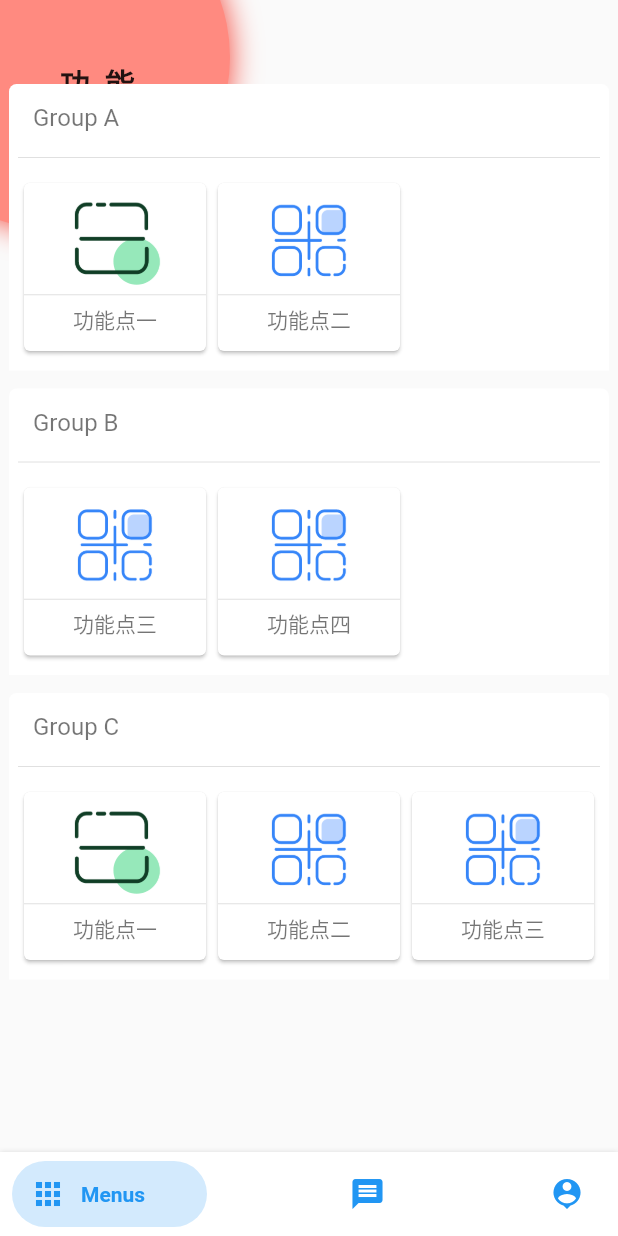
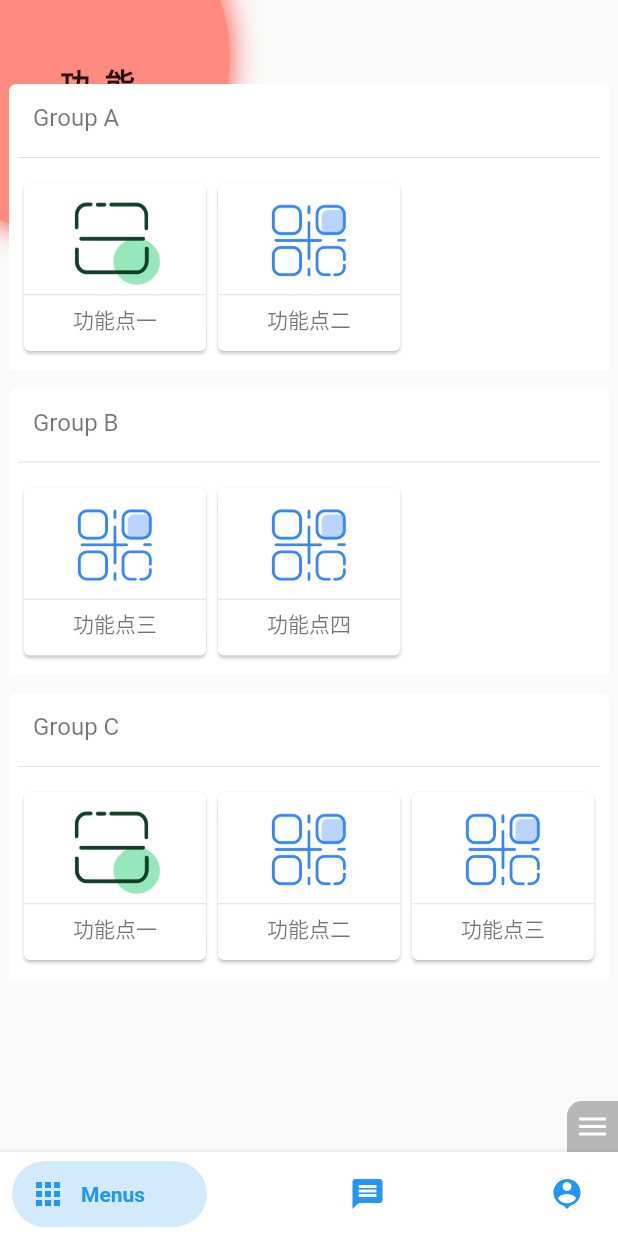
Before and after one commit to HunterVillage/basic_engine, a Flutter app: the HomePage screen opened by its route, on a phone screen of 412 x 824 dp. Run offline on Flutter 3.47's test engine with Material 2 defaults, Android fonts, the phone set to English and light mode, and no system bars; our stand-ins replace dio, flutter_local_notifications, rxdart, shared_preferences; missing offline and left inert: vibrate; accounts and stored records are empty; network calls fail; Roboto replaces fonts that are missing (pinshang).

Commit message:
shortcut menus ok.

```diff
--- a/lib/home/tabs/menu_tab/menu_center.dart
+++ b/lib/home/tabs/menu_tab/menu_center.dart
@@ -1,4 +1,5 @@
 import 'package:basic_engine/bundle/bundle_boss.dart';
+import 'package:basic_engine/common/global.dart';
 import 'package:basic_engine/home/tabs/menu_tab/menu_bar.dart';
 import 'package:flutter/cupertino.dart';
 import 'package:flutter/material.dart';
@@ -12,7 +13,25 @@ class MenuCenter extends StatefulWidget {
   State<StatefulWidget> createState() => MenuCenterState();
 }
 
-class MenuCenterState extends State<MenuCenter> {
+class MenuCenterState extends State<MenuCenter> with SingleTickerProviderStateMixin {
+  AnimationController _controller;
+  Animation<double> _animation;
+  bool _shortcutOpen;
+
+  @override
+  void initState() {
+    super.initState();
+    _shortcutOpen = false;
+    _controller = AnimationController(vsync: this, duration: const Duration(milliseconds: 200));
+    _animation = Tween(begin: -132.0, end: 0.0).animate(_controller)
+      ..addListener(() {
+        setState(() {});
+      });
+    shortcutSubject.stream.listen((shortcutBundleIds) {
+      if (mounted) this.setState(() {});
+    });
+  }
+
   @override
   Widget build(BuildContext context) {
     return Scaffold(
@@ -28,19 +47,65 @@ class MenuCenterState extends State<MenuCenter> {
                   child: Column(
                     mainAxisAlignment: MainAxisAlignment.end,
                     crossAxisAlignment: CrossAxisAlignment.end,
-                    children: BundleBoss.mapToWidget(context),
+                    children: BundleBoss.groupingMenus(context),
                   ),
                 ),
               ),
             ),
           ),
+          _buildShortcutMenus(),
+          _buildShortcutMenusButton(),
         ],
       ),
     );
   }
 
-  @override
-  void initState() {
-    super.initState();
+  Positioned _buildShortcutMenus() {
+    return Positioned(
+      right: _animation.value,
+      bottom: 0,
+      top: MediaQuery.of(context).padding.top,
+      child: Container(
+        padding: EdgeInsets.all(10),
+        width: 130,
+        decoration: BoxDecoration(borderRadius: BorderRadius.only(topLeft: Radius.circular(5)), color: Colors.black38),
+        child: SingleChildScrollView(
+          scrollDirection: Axis.vertical,
+          child: Column(
+            children: BundleBoss.shortcutMenus(context),
+          ),
+        ),
+      ),
+    );
+  }
+
+  Positioned _buildShortcutMenusButton() {
+    return Positioned(
+      bottom: 0,
+      right: 0,
+      child: GestureDetector(
+        child: Opacity(
+          opacity: 0.7,
+          child: Container(
+            padding: EdgeInsets.all(5),
+            decoration: BoxDecoration(borderRadius: BorderRadius.only(topLeft: Radius.circular(10)), color: Colors.black38),
+            child: AnimatedIcon(
+              icon: AnimatedIcons.menu_close,
+              progress: _controller,
+              color: Colors.white,
+            ),
+          ),
+        ),
+        onTap: () {
+          if (_shortcutOpen) {
+            _controller.reverse();
+            this.setState(() => _shortcutOpen = false);
+          } else {
+            _controller.forward();
+            this.setState(() => _shortcutOpen = true);
+          }
+        },
+      ),
+    );
   }
 }
--- a/lib/main.dart
+++ b/lib/main.dart
@@ -7,8 +7,8 @@ import 'package:flutter/material.dart';
 import 'bundle_demo1.dart';
 import 'bundle_demo2.dart';
 
-const BASE_URL = 'http://172.16.4.197:8090/ares/';
-const WS_URL = 'ws://172.16.4.197:8091';
+const BASE_URL = 'http://192.168.43.245:8090/ares/';
+const WS_URL = 'ws://192.168.43.245:8091';
 
 const LOGO_PATH = "assets/images/logo.png";
 const HOME_TITLE = "BASIC ENGINE";
@@ -18,9 +18,9 @@ const WELCOME_LABEL = "Albert Einstein: Logic will get you from A to B. Imaginat
 
 Future<void> main() async {
   App app = App.getInstance();
+  await app.init(baseUrl: BASE_URL, wsUrl: WS_URL);
   app.installBundles('Group A', [BundleDemo1(), BundleDemo2()]);
   app.installBundles('Group B', [BundleDemo3(), BundleDemo4()]);
   app.installBundles('Group C', [BundleDemo1(), BundleDemo2(), BundleDemo3()]);
-  await app.init(baseUrl: BASE_URL, wsUrl: WS_URL);
   runApp(BasicApp(homeTitle: HOME_TITLE));
 }
--- a/lib/widgets/bundle_button.dart
+++ b/lib/widgets/bundle_button.dart
@@ -11,6 +11,7 @@ class BundleButton extends StatelessWidget {
     @required this.icon,
     this.backColor = Colors.white,
     @required this.onTap,
+    this.onLongPress,
   });
 
   final double width;
@@ -20,6 +21,7 @@ class BundleButton extends StatelessWidget {
   final Widget icon;
   final Color backColor;
   final OnTap onTap;
+  final OnTap onLongPress;
 
   @override
   Widget build(BuildContext context) {
@@ -28,6 +30,7 @@ class BundleButton extends StatelessWidget {
       height: height,
       child: InkWell(
         onTap: onTap,
+        onLongPress: onLongPress,
         child: Card(
           child: Column(
             children: <Widget>[
--- a/pubspec.yaml
+++ b/pubspec.yaml
@@ -27,6 +27,7 @@ dependencies:
   dio: ^3.0.5
   flutter_local_notifications: ^0.8.4+3
   rxdart: ^0.22.6
+  vibrate: ^0.0.4
 
 dev_dependencies:
   flutter_test:
```
Also changed, not shown: lib/bundle/bundle_boss.dart (+16 -3 lines), lib/common/global.dart (+22 -0 lines), 1 other file.
